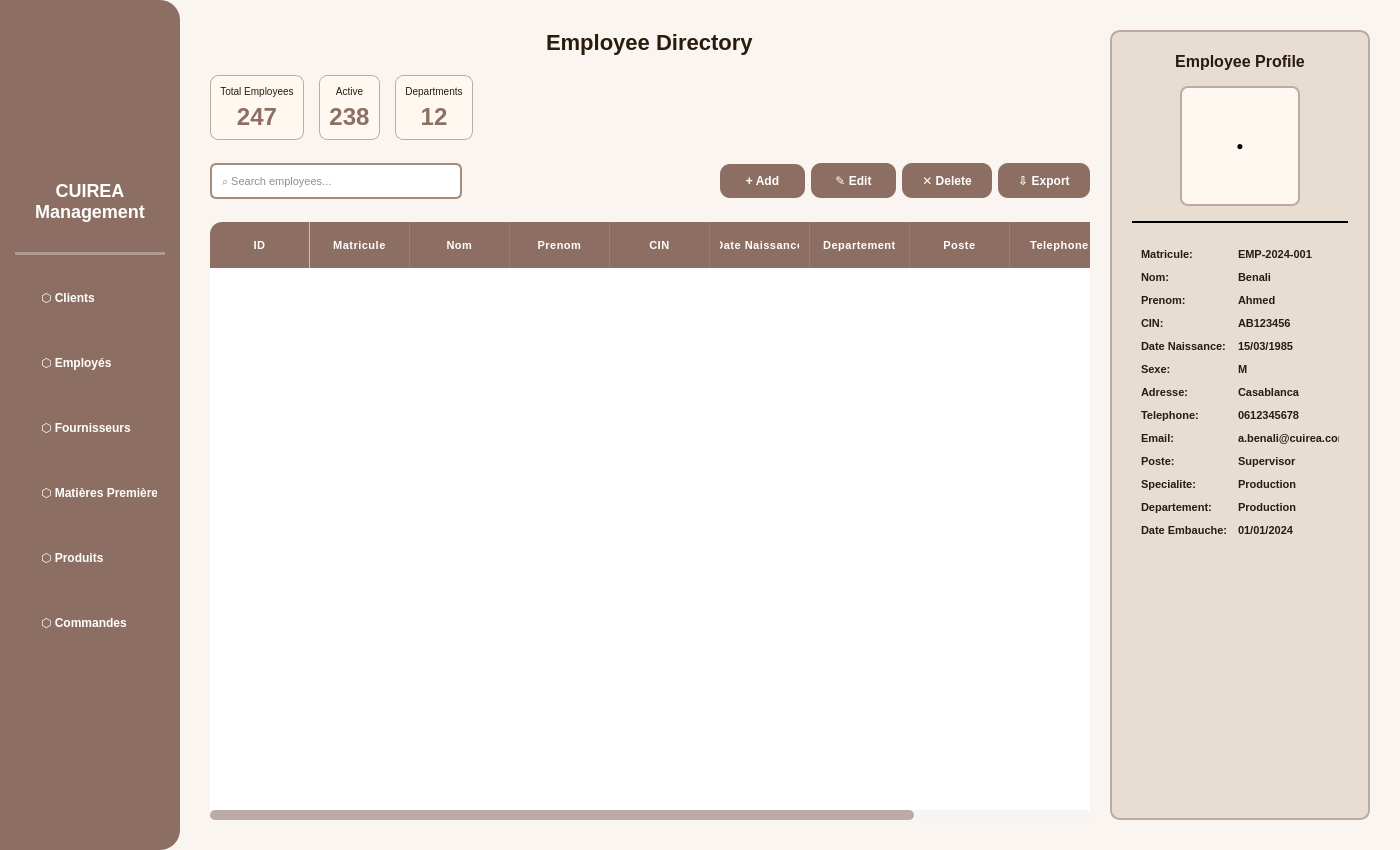
Old version of the form OneDrive/Pictures/Documents/sans_titre/mainwindow.ui in the repository Esprit-UP-Algo/projetcpp2526-s2-2a8-smart-leather-goods-factory-management.
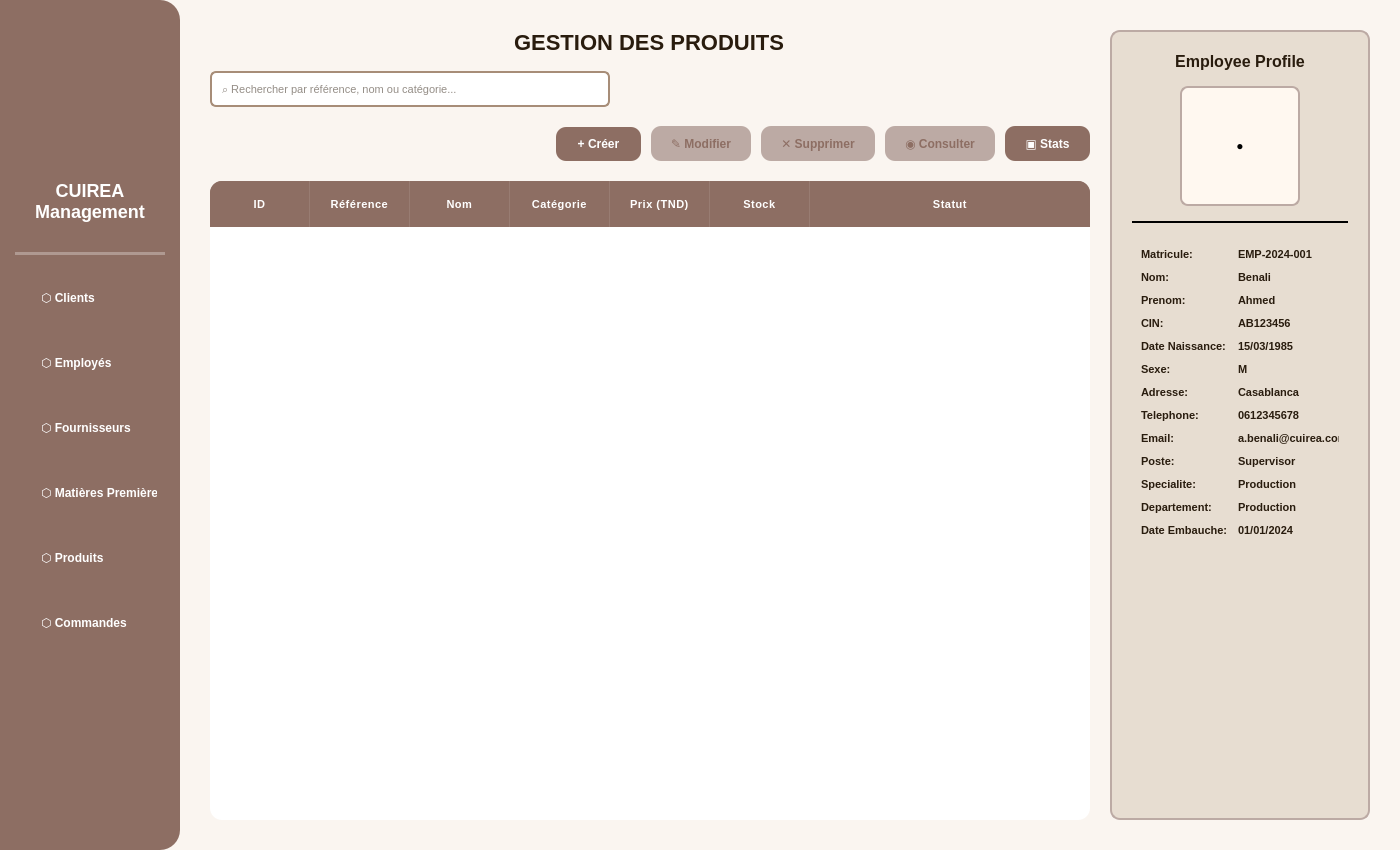
New version of the form. The open tabs and pages were chosen to show the change. Icons and pictures are not drawn.

Commit message: feat: Interface de gestion des clients, produits et employés

Diff of the .ui file:
```diff
--- a/OneDrive/Pictures/Documents/sans_titre/mainwindow.ui
+++ b/OneDrive/Pictures/Documents/sans_titre/mainwindow.ui
@@ -56,7 +56,7 @@
 }
 
 /* Table Styling */
-#employeeTable, #clientTable {
+#tblEmploye, #tblClient, #tblProduit {
     background-color: #FFFFFF;
     alternate-background-color: #FFF8F0;
     border: none;
@@ -68,7 +68,7 @@
     selection-color: white;
 }
 
-#employeeTable::item, #clientTable::item {
+#tblEmploye::item, #tblClient::item, #tblProduit::item {
     padding: 12px 8px;
     border: none;
     border-bottom: 1px solid #F0E6DA;
@@ -76,16 +76,16 @@
     background-color: transparent;
 }
 
-#employeeTable::item:alternate, #clientTable::item:alternate {
+#tblEmploye::item:alternate, #tblClient::item:alternate, #tblProduit::item:alternate {
     background-color: #FFF8F0;
 }
 
-#employeeTable::item:selected, #clientTable::item:selected {
+#tblEmploye::item:selected, #tblClient::item:selected, #tblProduit::item:selected {
     background-color: #8D6E63;
     color: white;
 }
 
-#employeeTable::item:hover, #clientTable::item:hover {
+#tblEmploye::item:hover, #tblClient::item:hover, #tblProduit::item:hover {
     background-color: #F5EDE3;
 }
 
@@ -107,7 +107,7 @@
 }
 
 QHeaderView {
-    background-color: transparent;
+    background-color: #8D6E63;
     border-top-left-radius: 12px;
     border-top-right-radius: 12px;
 }
@@ -120,6 +120,11 @@
     border-top-right-radius: 12px;
 }
 
+QTableCornerButton::section {
+    background-color: #8D6E63;
+    border: none;
+}
+
 QScrollBar:vertical {
     border: none;
     background-color: #F5F5F5;
@@ -204,7 +209,7 @@
 }
 
 /* Primary Action Buttons - Employee Module */
-QPushButton#btnAdd, QPushButton#btnEdit, QPushButton#btnDelete, QPushButton#btnExport, QPushButton#btnRefresh {
+QPushButton#btnAjouterEmploye, QPushButton#btnModifierEmploye, QPushButton#btnSupprimerEmploye, QPushButton#btnExporterEmploye, QPushButton#btnRefresh {
     background-color: #8D6E63;
     color: white;
     border: none;
@@ -216,19 +221,24 @@
     text-align: center;
 }
 
-QPushButton#btnAdd:hover, QPushButton#btnEdit:hover, QPushButton#btnDelete:hover, QPushButton#btnExport:hover, QPushButton#btnRefresh:hover {
+QPushButton#btnAjouterEmploye:hover, QPushButton#btnModifierEmploye:hover, QPushButton#btnSupprimerEmploye:hover, QPushButton#btnExporterEmploye:hover, QPushButton#btnRefresh:hover {
     background-color: #A0826D;
     border: none;
 }
 
-QPushButton#btnAdd:pressed, QPushButton#btnEdit:pressed, QPushButton#btnDelete:pressed, QPushButton#btnExport:pressed, QPushButton#btnRefresh:pressed {
+QPushButton#btnAjouterEmploye:pressed, QPushButton#btnModifierEmploye:pressed, QPushButton#btnSupprimerEmploye:pressed, QPushButton#btnExporterEmploye:pressed, QPushButton#btnRefresh:pressed {
     background-color: #6E473B;
     border: none;
     padding: 11px 20px 9px 20px;
 }
 
+QPushButton#btnModifierEmploye:disabled, QPushButton#btnSupprimerEmploye:disabled {
+    background-color: #BCAAA4;
+    color: #8D6E63;
+}
+
 /* Primary Action Buttons - Client Module */
-QPushButton#btnAddClient, QPushButton#btnEditClient, QPushButton#btnDeleteClient, QPushButton#btnExportClient, QPushButton#btnRefreshClient {
+QPushButton#btnAjouterClient, QPushButton#btnModifierClient, QPushButton#btnSupprimerClient, QPushButton#btnExporterClient, QPushButton#btnActualiserClient {
     background-color: #8D6E63;
     color: white;
     border: none;
@@ -240,19 +250,53 @@
     text-align: center;
 }
 
-QPushButton#btnAddClient:hover, QPushButton#btnEditClient:hover, QPushButton#btnDeleteClient:hover, QPushButton#btnExportClient:hover, QPushButton#btnRefreshClient:hover {
+QPushButton#btnAjouterClient:hover, QPushButton#btnModifierClient:hover, QPushButton#btnSupprimerClient:hover, QPushButton#btnExporterClient:hover, QPushButton#btnActualiserClient:hover {
     background-color: #A0826D;
     border: none;
 }
 
-QPushButton#btnAddClient:pressed, QPushButton#btnEditClient:pressed, QPushButton#btnDeleteClient:pressed, QPushButton#btnExportClient:pressed, QPushButton#btnRefreshClient:pressed {
+QPushButton#btnAjouterClient:pressed, QPushButton#btnModifierClient:pressed, QPushButton#btnSupprimerClient:pressed, QPushButton#btnExporterClient:pressed, QPushButton#btnActualiserClient:pressed {
     background-color: #6E473B;
     border: none;
     padding: 11px 20px 9px 20px;
 }
 
+QPushButton#btnModifierClient:disabled, QPushButton#btnSupprimerClient:disabled {
+    background-color: #BCAAA4;
+    color: #8D6E63;
+}
+
+/* Primary Action Buttons - Product Module */
+QPushButton#btnAjouterProduit, QPushButton#btnModifierProduit, QPushButton#btnSupprimerProduit, QPushButton#btnConsulterProduit, QPushButton#btnStatistiquesProduit {
+    background-color: #8D6E63;
+    color: white;
+    border: none;
+    border-radius: 10px;
+    padding: 10px 20px;
+    font-family: Arial, sans-serif;
+    font-size: 12px;
+    font-weight: bold;
+    text-align: center;
+}
+
+QPushButton#btnAjouterProduit:hover, QPushButton#btnModifierProduit:hover, QPushButton#btnSupprimerProduit:hover, QPushButton#btnConsulterProduit:hover, QPushButton#btnStatistiquesProduit:hover {
+    background-color: #A0826D;
+    border: none;
+}
+
+QPushButton#btnAjouterProduit:pressed, QPushButton#btnModifierProduit:pressed, QPushButton#btnSupprimerProduit:pressed, QPushButton#btnConsulterProduit:pressed, QPushButton#btnStatistiquesProduit:pressed {
+    background-color: #6E473B;
+    border: none;
+    padding: 11px 20px 9px 20px;
+}
+
+QPushButton#btnAjouterProduit:disabled, QPushButton#btnModifierProduit:disabled, QPushButton#btnSupprimerProduit:disabled, QPushButton#btnConsulterProduit:disabled {
+    background-color: #BCAAA4;
+    color: #8D6E63;
+}
+
 /* Search Box */
-#searchBox, #searchBoxClient {
+#txtRechercheEmploye, #txtRechercheClient, #txtRechercheProduit {
     background-color: white;
     color: #291C0E;
     border: 2px solid #A78D78;
@@ -262,7 +306,7 @@
     font-size: 11px;
 }
 
-#searchBox::placeholder, #searchBoxClient::placeholder {
+#txtRechercheEmploye::placeholder, #txtRechercheClient::placeholder, #txtRechercheProduit::placeholder {
     color: #A78D78;
 }
 
@@ -329,6 +373,13 @@
     font-size: 22px;
     font-weight: bold;
 }
+
+#productTitle {
+    color: #291C0E;
+    font-family: 'Times New Roman', serif;
+    font-size: 22px;
+    font-weight: bold;
+}
    </string>
   </property>
   <widget class="QWidget" name="centralwidget">
@@ -575,7 +626,7 @@
             <widget class="QWidget" name="employeePage">
              <layout class="QVBoxLayout" name="verticalLayout_3">
               <property name="spacing">
-               <number>20</number>
+               <number>0</number>
               </property>
               <property name="leftMargin">
                <number>0</number>
@@ -589,7 +640,29 @@
               <property name="bottomMargin">
                <number>0</number>
               </property>
-              <item alignment="Qt::AlignmentFlag::AlignHCenter">
+              <item>
+               <widget class="QStackedWidget" name="stackedWidgetEmpl">
+                <property name="currentIndex">
+                 <number>0</number>
+                </property>
+                <widget class="QWidget" name="stackedWidgetEmpl_page0">
+                 <layout class="QVBoxLayout" name="stackedWidgetEmpl_page0_layout">
+                  <property name="spacing">
+                   <number>20</number>
+                  </property>
+                  <property name="leftMargin">
+                   <number>0</number>
+                  </property>
+                  <property name="topMargin">
+                   <number>0</number>
+                  </property>
+                  <property name="rightMargin">
+                   <number>0</number>
+                  </property>
+                  <property name="bottomMargin">
+                   <number>0</number>
+                  </property>
+                  <item alignment="Qt::AlignmentFlag::AlignHCenter">
                <widget class="QLabel" name="moduleTitle">
                 <property name="text">
                  <string>Employee Directory</string>
@@ -757,7 +830,7 @@
                   <number>0</number>
                  </property>
                  <item>
-                  <widget class="QLineEdit" name="searchBox">
+                  <widget class="QLineEdit" name="txtRechercheEmploye">
                    <property name="minimumSize">
                     <size>
                      <width>200</width>
@@ -783,7 +856,7 @@
                   </spacer>
                  </item>
                  <item>
-                  <widget class="QPushButton" name="btnAdd">
+                  <widget class="QPushButton" name="btnAjouterEmploye">
                    <property name="minimumSize">
                     <size>
                      <width>85</width>
@@ -796,7 +869,10 @@
                   </widget>
                  </item>
                  <item>
-                  <widget class="QPushButton" name="btnEdit">
+                  <widget class="QPushButton" name="btnModifierEmploye">
+                   <property name="enabled">
+                    <bool>false</bool>
+                   </property>
                    <property name="minimumSize">
                     <size>
                      <width>85</width>
@@ -809,7 +885,10 @@
                   </widget>
                  </item>
                  <item>
-                  <widget class="QPushButton" name="btnDelete">
+                  <widget class="QPushButton" name="btnSupprimerEmploye">
+                   <property name="enabled">
+                    <bool>false</bool>
+                   </property>
                    <property name="minimumSize">
                     <size>
                      <width>85</width>
@@ -822,7 +901,7 @@
                   </widget>
                  </item>
                  <item>
-                  <widget class="QPushButton" name="btnExport">
+                  <widget class="QPushButton" name="btnExporterEmploye">
                    <property name="minimumSize">
                     <size>
                      <width>85</width>
@@ -838,7 +917,7 @@
                </widget>
               </item>
               <item>
-               <widget class="QTableWidget" name="employeeTable">
+               <widget class="QTableWidget" name="tblEmploye">
                 <property name="enabled">
                  <bool>true</bool>
                 </property>
@@ -914,11 +993,15 @@
               </item>
              </layout>
             </widget>
+           </widget>
+          </item>
+         </layout>
+        </widget>
             <!-- PAGE 1: MODULE CLIENTS -->
             <widget class="QWidget" name="clientPage">
              <layout class="QVBoxLayout" name="verticalLayout_8">
               <property name="spacing">
-               <number>16</number>
+               <number>0</number>
               </property>
               <property name="leftMargin">
                <number>0</number>
@@ -932,7 +1015,29 @@
               <property name="bottomMargin">
                <number>0</number>
               </property>
-              <item alignment="Qt::AlignmentFlag::AlignHCenter">
+              <item>
+               <widget class="QStackedWidget" name="stackedWidgetClient">
+                <property name="currentIndex">
+                 <number>0</number>
+                </property>
+                <widget class="QWidget" name="stackedWidgetClient_page0">
+                 <layout class="QVBoxLayout" name="stackedWidgetClient_page0_layout">
+                  <property name="spacing">
+                   <number>16</number>
+                  </property>
+                  <property name="leftMargin">
+                   <number>0</number>
+                  </property>
+                  <property name="topMargin">
+                   <number>0</number>
+                  </property>
+                  <property name="rightMargin">
+                   <number>0</number>
+                  </property>
+                  <property name="bottomMargin">
+                   <number>0</number>
+                  </property>
+                  <item alignment="Qt::AlignmentFlag::AlignHCenter">
                <widget class="QLabel" name="listTitle">
                 <property name="text">
                  <string>HISTORIQUE DES CLIENTS</string>
@@ -940,7 +1045,7 @@
                </widget>
               </item>
               <item>
-               <widget class="QLineEdit" name="searchBoxClient">
+               <widget class="QLineEdit" name="txtRechercheClient">
                 <property name="minimumSize">
                  <size>
                   <width>400</width>
@@ -1002,7 +1107,7 @@
                   </spacer>
                  </item>
                  <item>
-                  <widget class="QPushButton" name="btnAddClient">
+                  <widget class="QPushButton" name="btnAjouterClient">
                    <property name="minimumSize">
                     <size>
                      <width>85</width>
@@ -1015,7 +1120,10 @@
                   </widget>
                  </item>
                  <item>
-                  <widget class="QPushButton" name="btnEditClient">
+                  <widget class="QPushButton" name="btnModifierClient">
+                   <property name="enabled">
+                    <bool>false</bool>
+                   </property>
                    <property name="minimumSize">
                     <size>
                      <width>85</width>
@@ -1028,7 +1136,10 @@
                   </widget>
                  </item>
                  <item>
-                  <widget class="QPushButton" name="btnDeleteClient">
+                  <widget class="QPushButton" name="btnSupprimerClient">
+                   <property name="enabled">
+                    <bool>false</bool>
+                   </property>
                    <property name="minimumSize">
                     <size>
                      <width>85</width>
@@ -1041,7 +1152,7 @@
                   </widget>
                  </item>
                  <item>
-                  <widget class="QPushButton" name="btnRefreshClient">
+                  <widget class="QPushButton" name="btnActualiserClient">
                    <property name="minimumSize">
                     <size>
                      <width>85</width>
@@ -1054,7 +1165,7 @@
                   </widget>
                  </item>
                  <item>
-                  <widget class="QPushButton" name="btnExportClient">
+                  <widget class="QPushButton" name="btnExporterClient">
                    <property name="minimumSize">
                     <size>
                      <width>85</width>
@@ -1070,7 +1181,7 @@
                </widget>
               </item>
               <item>
-               <widget class="QTableWidget" name="clientTable">
+               <widget class="QTableWidget" name="tblClient">
                 <property name="enabled">
                  <bool>true</bool>
                 </property>
@@ -1136,6 +1247,262 @@
               </item>
              </layout>
             </widget>
+           </widget>
+          </item>
+         </layout>
+        </widget>
+            <!-- PAGE 2: MODULE PRODUITS -->
+            <widget class="QWidget" name="productPage">
+             <layout class="QVBoxLayout" name="verticalLayout_9">
+              <property name="spacing">
+               <number>0</number>
+              </property>
+              <property name="leftMargin">
+               <number>0</number>
+              </property>
+              <property name="topMargin">
+               <number>0</number>
+              </property>
+              <property name="rightMargin">
+               <number>0</number>
+              </property>
+              <property name="bottomMargin">
+               <number>0</number>
+              </property>
+              <item>
+               <widget class="QStackedWidget" name="stackedWidgetProduit">
+                <property name="currentIndex">
+                 <number>0</number>
+                </property>
+                <widget class="QWidget" name="stackedWidgetProduit_page0">
+                 <layout class="QVBoxLayout" name="stackedWidgetProduit_page0_layout">
+                  <property name="spacing">
+                   <number>16</number>
+                  </property>
+                  <property name="leftMargin">
+                   <number>0</number>
+                  </property>
+                  <property name="topMargin">
+                   <number>0</number>
+                  </property>
+                  <property name="rightMargin">
+                   <number>0</number>
+                  </property>
+                  <property name="bottomMargin">
+                   <number>0</number>
+                  </property>
+                  <item alignment="Qt::AlignmentFlag::AlignHCenter">
+               <widget class="QLabel" name="productTitle">
+                <property name="text">
+                 <string>GESTION DES PRODUITS</string>
+                </property>
+               </widget>
+              </item>
+              <item>
+               <widget class="QLineEdit" name="txtRechercheProduit">
+                <property name="minimumSize">
+                 <size>
+                  <width>400</width>
+                  <height>0</height>
+                 </size>
+                </property>
+                <property name="maximumSize">
+                 <size>
+                  <width>400</width>
+                  <height>16777215</height>
+                 </size>
+                </property>
+                <property name="placeholderText">
+                 <string>⌕ Rechercher par référence, nom ou catégorie...</string>
+                </property>
+               </widget>
+              </item>
+              <item>
+               <widget class="QWidget" name="productButtonsWidget" native="true">
+                <property name="minimumSize">
+                 <size>
+                  <width>0</width>
+                  <height>42</height>
+                 </size>
+                </property>
+                <property name="maximumSize">
+                 <size>
+                  <width>16777215</width>
+                  <height>42</height>
+                 </size>
+                </property>
+                <layout class="QHBoxLayout" name="horizontalLayout_7">
+                 <property name="spacing">
+                  <number>10</number>
+                 </property>
+                 <property name="leftMargin">
+                  <number>0</number>
+                 </property>
+                 <property name="topMargin">
+                  <number>0</number>
+                 </property>
+                 <property name="rightMargin">
+                  <number>0</number>
+                 </property>
+                 <property name="bottomMargin">
+                  <number>0</number>
+                 </property>
+                 <item>
+                  <spacer name="horizontalSpacer_5">
+                   <property name="orientation">
+                    <enum>Qt::Orientation::Horizontal</enum>
+                   </property>
+                   <property name="sizeHint" stdset="0">
+                    <size>
+                     <width>40</width>
+                     <height>20</height>
+                    </size>
+                   </property>
+                  </spacer>
+                 </item>
+                 <item>
+                  <widget class="QPushButton" name="btnAjouterProduit">
+                   <property name="minimumSize">
+                    <size>
+                     <width>85</width>
+                     <height>32</height>
+                    </size>
+                   </property>
+                   <property name="text">
+                    <string>+ Créer</string>
+                   </property>
+                  </widget>
+                 </item>
+                 <item>
+                  <widget class="QPushButton" name="btnModifierProduit">
+                   <property name="enabled">
+                    <bool>false</bool>
+                   </property>
+                   <property name="minimumSize">
+                    <size>
+                     <width>85</width>
+                     <height>32</height>
+                    </size>
+                   </property>
+                   <property name="text">
+                    <string>✎ Modifier</string>
+                   </property>
+                  </widget>
+                 </item>
+                 <item>
+                  <widget class="QPushButton" name="btnSupprimerProduit">
+                   <property name="enabled">
+                    <bool>false</bool>
+                   </property>
+                   <property name="minimumSize">
+                    <size>
+                     <width>85</width>
+                     <height>32</height>
+                    </size>
+                   </property>
+                   <property name="text">
+                    <string>✕ Supprimer</string>
+                   </property>
+                  </widget>
+                 </item>
+                 <item>
+                  <widget class="QPushButton" name="btnConsulterProduit">
+                   <property name="enabled">
+                    <bool>false</bool>
+                   </property>
+                   <property name="minimumSize">
+                    <size>
+                     <width>85</width>
+                     <height>32</height>
+                    </size>
+                   </property>
+                   <property name="text">
+                    <string>◉ Consulter</string>
+                   </property>
+                  </widget>
+                 </item>
+                 <item>
+                  <widget class="QPushButton" name="btnStatistiquesProduit">
+                   <property name="minimumSize">
+                    <size>
+                     <width>85</width>
+                     <height>32</height>
+                    </size>
+                   </property>
+                   <property name="text">
+                    <string>▣ Stats</string>
+                   </property>
+                  </widget>
+                 </item>
+                </layout>
+               </widget>
+              </item>
+              <item>
+               <widget class="QTableWidget" name="tblProduit">
+                <property name="enabled">
+                 <bool>true</bool>
+                </property>
+                <property name="editTriggers">
+                 <set>QAbstractItemView::EditTrigger::NoEditTriggers</set>
+                </property>
+                <property name="alternatingRowColors">
+                 <bool>true</bool>
+                </property>
+                <property name="selectionBehavior">
+                 <enum>QAbstractItemView::SelectionBehavior::SelectRows</enum>
+                </property>
+                <property name="showGrid">
+                 <bool>true</bool>
+                </property>
+                <property name="sortingEnabled">
+                 <bool>true</bool>
+                </property>
+                <attribute name="horizontalHeaderStretchLastSection">
+                 <bool>true</bool>
+                </attribute>
+                <column>
+                 <property name="text">
+                  <string>ID</string>
+                 </property>
+                </column>
+                <column>
+                 <property name="text">
+                  <string>Référence</string>
+                 </property>
+                </column>
+                <column>
+                 <property name="text">
+                  <string>Nom</string>
+                 </property>
+                </column>
+                <column>
+                 <property name="text">
+                  <string>Catégorie</string>
+                 </property>
+                </column>
+                <column>
+                 <property name="text">
+                  <string>Prix (TND)</string>
+                 </property>
+                </column>
+                <column>
+                 <property name="text">
+                  <string>Stock</string>
+                 </property>
+                </column>
+                <column>
+                 <property name="text">
+                  <string>Statut</string>
+                 </property>
+                </column>
+               </widget>
+              </item>
+             </layout>
+            </widget>
+           </widget>
+          </item>
+         </layout>
+        </widget>
            </widget>
           </item>
           <item>
```
The commit also changes 11 other files.
